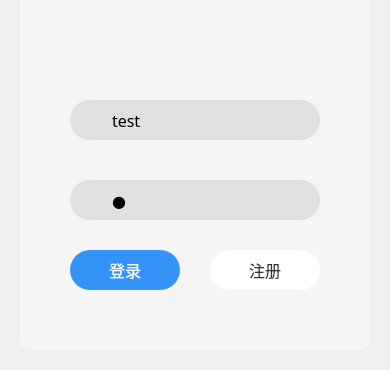
This is login.ui in tidysong/Listen_QT as Qt 5 draws it before an edit; both pictures show x 0 to 390 and y 200 to 570 of the 390 by 570 pixel window. The edited form follows.
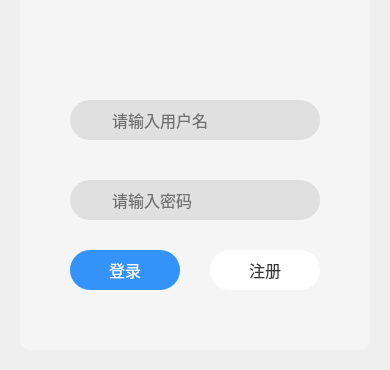
This is the edited form. Icons and pictures are not drawn.

The edit to the form file:
```diff
--- a/login.ui
+++ b/login.ui
@@ -117,7 +117,7 @@
 }</string>
     </property>
     <property name="text">
-     <string>test</string>
+     <string/>
     </property>
     <property name="placeholderText">
      <string>请输入用户名</string>
@@ -146,7 +146,7 @@
 }</string>
     </property>
     <property name="text">
-     <string>1</string>
+     <string/>
     </property>
     <property name="echoMode">
      <enum>QLineEdit::Password</enum>
```
Left out of the diff: 6 changed lines with no effect on the pictures.
